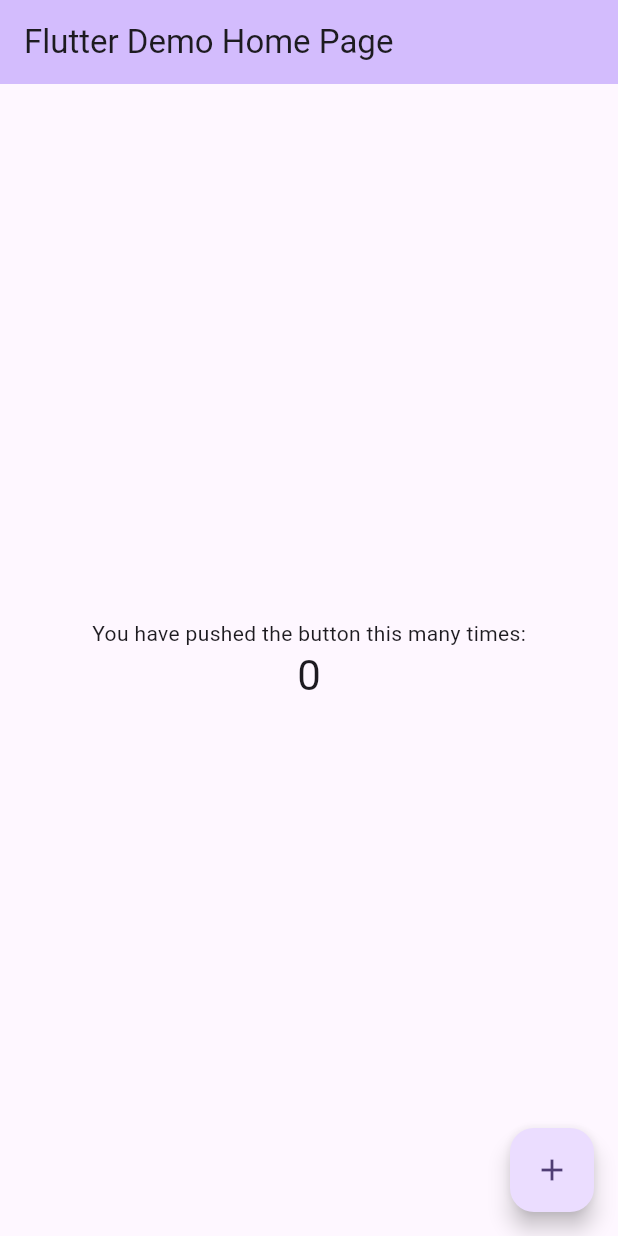
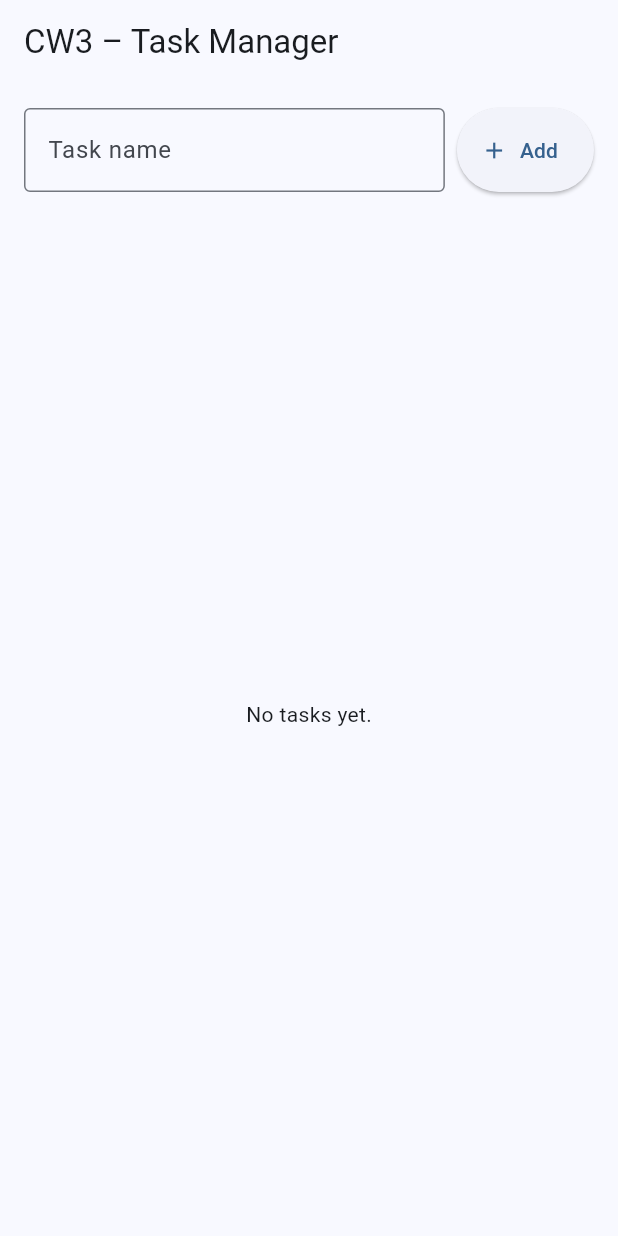
Before and after one commit to kevinlam13/Cw3, a Flutter app: the screen it shows after launch, on a phone screen of 412 x 824 dp. Run offline on Flutter 3.47's test engine with Material 3 defaults, Android fonts, the light colour scheme and no system bars.

Commit message:
feat: base Task model and CRUD UI using setState (add, toggle, delete) + updated pubspec

```diff
--- a/lib/main.dart
+++ b/lib/main.dart
@@ -1,4 +1,5 @@
 import 'package:flutter/material.dart';
+import 'models/task.dart';
 
 void main() {
   runApp(const MyApp());
@@ -7,116 +8,118 @@ void main() {
 class MyApp extends StatelessWidget {
   const MyApp({super.key});
 
-  // This widget is the root of your application.
   @override
   Widget build(BuildContext context) {
     return MaterialApp(
-      title: 'Flutter Demo',
-      theme: ThemeData(
-        // This is the theme of your application.
-        //
-        // TRY THIS: Try running your application with "flutter run". You'll see
-        // the application has a purple toolbar. Then, without quitting the app,
-        // try changing the seedColor in the colorScheme below to Colors.green
-        // and then invoke "hot reload" (save your changes or press the "hot
-        // reload" button in a Flutter-supported IDE, or press "r" if you used
-        // the command line to start the app).
-        //
-        // Notice that the counter didn't reset back to zero; the application
-        // state is not lost during the reload. To reset the state, use hot
-        // restart instead.
-        //
-        // This works for code too, not just values: Most code changes can be
-        // tested with just a hot reload.
-        colorScheme: ColorScheme.fromSeed(seedColor: Colors.deepPurple),
-      ),
-      home: const MyHomePage(title: 'Flutter Demo Home Page'),
+      title: 'CW3 Task Manager',
+      debugShowCheckedModeBanner: false,
+      theme: ThemeData(useMaterial3: true, colorSchemeSeed: Colors.blue),
+      home: const TaskListScreen(),
     );
   }
 }
 
-class MyHomePage extends StatefulWidget {
-  const MyHomePage({super.key, required this.title});
-
-  // This widget is the home page of your application. It is stateful, meaning
-  // that it has a State object (defined below) that contains fields that affect
-  // how it looks.
-
-  // This class is the configuration for the state. It holds the values (in this
-  // case the title) provided by the parent (in this case the App widget) and
-  // used by the build method of the State. Fields in a Widget subclass are
-  // always marked "final".
-
-  final String title;
+class TaskListScreen extends StatefulWidget {
+  const TaskListScreen({super.key});
 
   @override
-  State<MyHomePage> createState() => _MyHomePageState();
+  State<TaskListScreen> createState() => _TaskListScreenState();
 }
 
-class _MyHomePageState extends State<MyHomePage> {
-  int _counter = 0;
+class _TaskListScreenState extends State<TaskListScreen> {
+  final _controller = TextEditingController();
+  final _formKey = GlobalKey<FormState>();
 
-  void _incrementCounter() {
+  final List<Task> _tasks = [];
+
+  void _addTask() {
+    if (!_formKey.currentState!.validate()) return;
     setState(() {
-      // This call to setState tells the Flutter framework that something has
-      // changed in this State, which causes it to rerun the build method below
-      // so that the display can reflect the updated values. If we changed
-      // _counter without calling setState(), then the build method would not be
-      // called again, and so nothing would appear to happen.
-      _counter++;
+      _tasks.add(Task(name: _controller.text.trim()));
+      _controller.clear();
+    });
+  }
+
+  void _toggleDone(int index, bool? value) {
+    setState(() {
+      _tasks[index].isDone = value ?? false;
+    });
+  }
+
+  void _deleteTask(int index) {
+    setState(() {
+      _tasks.removeAt(index);
     });
   }
 
   @override
   Widget build(BuildContext context) {
-    // This method is rerun every time setState is called, for instance as done
-    // by the _incrementCounter method above.
-    //
-    // The Flutter framework has been optimized to make rerunning build methods
-    // fast, so that you can just rebuild anything that needs updating rather
-    // than having to individually change instances of widgets.
     return Scaffold(
-      appBar: AppBar(
-        // TRY THIS: Try changing the color here to a specific color (to
-        // Colors.amber, perhaps?) and trigger a hot reload to see the AppBar
-        // change color while the other colors stay the same.
-        backgroundColor: Theme.of(context).colorScheme.inversePrimary,
-        // Here we take the value from the MyHomePage object that was created by
-        // the App.build method, and use it to set our appbar title.
-        title: Text(widget.title),
-      ),
-      body: Center(
-        // Center is a layout widget. It takes a single child and positions it
-        // in the middle of the parent.
+      appBar: AppBar(title: const Text('CW3 – Task Manager')),
+      body: Padding(
+        padding: const EdgeInsets.all(16),
         child: Column(
-          // Column is also a layout widget. It takes a list of children and
-          // arranges them vertically. By default, it sizes itself to fit its
-          // children horizontally, and tries to be as tall as its parent.
-          //
-          // Column has various properties to control how it sizes itself and
-          // how it positions its children. Here we use mainAxisAlignment to
-          // center the children vertically; the main axis here is the vertical
-          // axis because Columns are vertical (the cross axis would be
-          // horizontal).
-          //
-          // TRY THIS: Invoke "debug painting" (choose the "Toggle Debug Paint"
-          // action in the IDE, or press "p" in the console), to see the
-          // wireframe for each widget.
-          mainAxisAlignment: MainAxisAlignment.center,
-          children: <Widget>[
-            const Text('You have pushed the button this many times:'),
-            Text(
-              '$_counter',
-              style: Theme.of(context).textTheme.headlineMedium,
+          children: [
+            Form(
+              key: _formKey,
+              child: Row(
+                children: [
+                  Expanded(
+                    child: TextFormField(
+                      controller: _controller,
+                      decoration: const InputDecoration(
+                        labelText: 'Task name',
+                        border: OutlineInputBorder(),
+                      ),
+                      validator: (v) =>
+                      (v == null || v.trim().isEmpty) ? 'Enter a task' : null,
+                      onFieldSubmitted: (_) => _addTask(),
+                    ),
+                  ),
+                  const SizedBox(width: 8),
+                  SizedBox(
+                    height: 56,
+                    child: ElevatedButton.icon(
+                      onPressed: _addTask,
+                      icon: const Icon(Icons.add),
+                      label: const Text('Add'),
+                    ),
+                  ),
+                ],
+              ),
+            ),
+            const SizedBox(height: 16),
+            Expanded(
+              child: _tasks.isEmpty
+                  ? const Center(child: Text('No tasks yet.'))
+                  : ListView.separated(
+                itemCount: _tasks.length,
+                separatorBuilder: (_, __) => const Divider(height: 1),
+                itemBuilder: (context, index) {
+                  final t = _tasks[index];
+                  return ListTile(
+                    leading: Checkbox(
+                      value: t.isDone,
+                      onChanged: (v) => _toggleDone(index, v),
+                    ),
+                    title: Text(
+                      t.name,
+                      style: t.isDone
+                          ? const TextStyle(decoration: TextDecoration.lineThrough)
+                          : null,
+                    ),
+                    trailing: IconButton(
+                      tooltip: 'Delete',
+                      icon: const Icon(Icons.delete, color: Colors.redAccent),
+                      onPressed: () => _deleteTask(index),
+                    ),
+                  );
+                },
+              ),
             ),
           ],
         ),
       ),
-      floatingActionButton: FloatingActionButton(
-        onPressed: _incrementCounter,
-        tooltip: 'Increment',
-        child: const Icon(Icons.add),
-      ), // This trailing comma makes auto-formatting nicer for build methods.
     );
   }
 }
--- /dev/null
+++ b/lib/models/task.dart
@@ -0,0 +1,19 @@
+class Task {
+  String name;
+  bool isDone;
+
+  Task({
+    required this.name,
+    this.isDone = false,
+  });
+
+  Map<String, dynamic> toJson() => {
+    'name': name,
+    'isDone': isDone,
+  };
+
+  static Task fromJson(Map<String, dynamic> json) => Task(
+    name: json['name'] as String,
+    isDone: json['isDone'] as bool? ?? false,
+  );
+}
```
Also changed, not shown: pubspec.yaml (+5 -73 lines), lib/screens/task_list_screen.dart (added), lib/widgets/task_item.dart (added).
